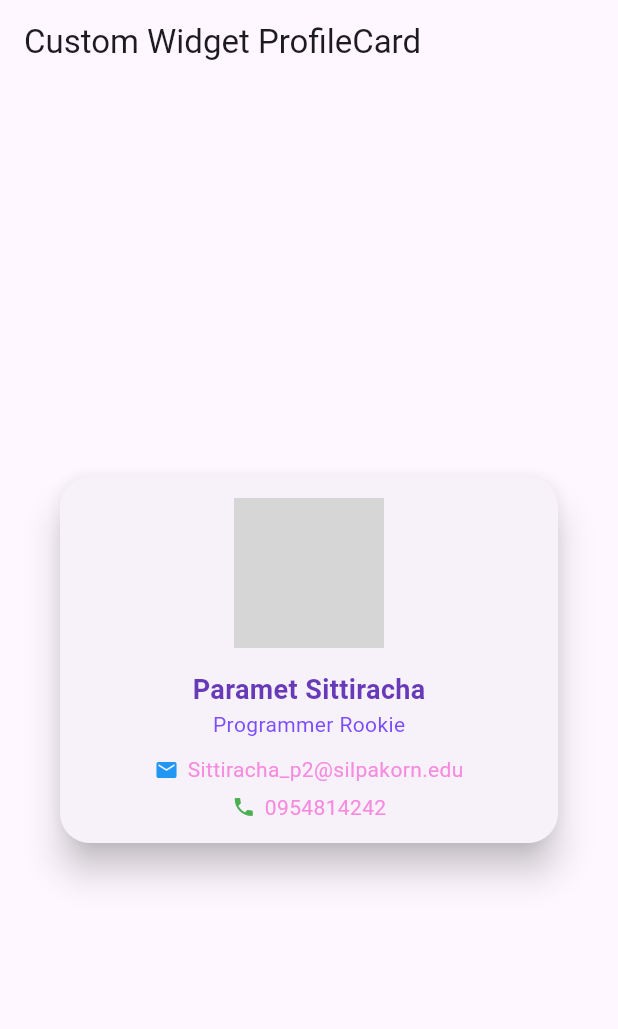
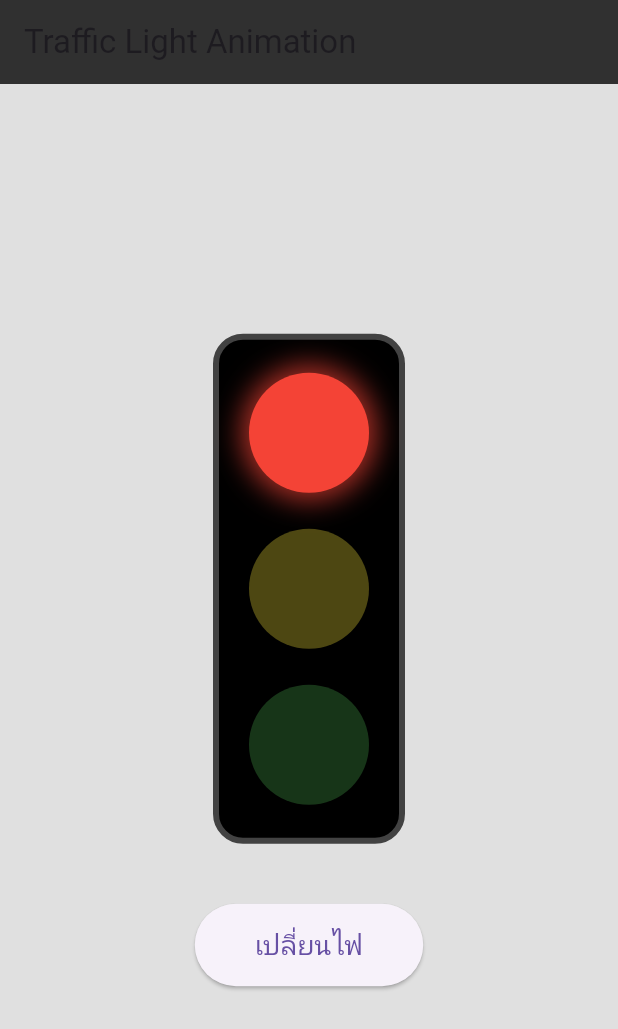
Before and after one commit to SittirachaP7/FLUTER-MOBLILE2568, a Flutter app: the screen it shows after launch, on a phone screen of 412 x 824 dp. Shown: the top 1029 px of the screen. Run offline on Flutter 3.47's test engine with Material 3 defaults, Android fonts, the phone set to English and light mode, and no system bars; our stand-ins replace shared_preferences; grey boxes are pictures that could not be loaded.

Commit message:
first commit app version 1

```diff
--- a/first_app/lib/main.dart
+++ b/first_app/lib/main.dart
@@ -1,44 +1,23 @@
 import 'package:flutter/material.dart';
-import 'AssignmentWeek6.dart'; // เรียกใช้ไฟล์ AssignmentWeek6.dart
+import 'traffic_light.dart';
 
 void main() {
-  runApp(MyApp());
+  runApp(const MyApp());
 }
 
 class MyApp extends StatelessWidget {
+  const MyApp({super.key});
+
   @override
   Widget build(BuildContext context) {
     return MaterialApp(
-      title: 'Custom Widget ProfileCard',
-      theme: ThemeData(primarySwatch: Colors.blue),
-      home: Scaffold(
-        appBar: AppBar(title: Text('Custom Widget ProfileCard')),
-        body: Center(
-          child: FadeIn(
-            duration: Duration(seconds: 2), // เพิ่มแอนิเมชั่นให้ค่อย ๆ ปรากฏ
-            child: ProfileCard(
-              name: 'Paramet Sittiracha',
-              position: 'Programmer Rookie',
-              email: 'Sittiracha_p2@silpakorn.edu',
-              phoneNumber: '0954814242',
-              imageUrl:
-                  'https://scontent.fbkk29-7.fna.fbcdn.net/v/t39.30808-6/471721881_3476098476018282_6687528858918824299_n.jpg?_nc_cat=106&ccb=1-7&_nc_sid=6ee11a&_nc_eui2=AeEMEfSF7xHk71-H1ZEAhbr-XgAXTI4BRFZeABdMjgFEVjinE-dH_aGxhGg93SZYXRs_dfv6qUvqRoFPOeM6XOMq&_nc_ohc=kcQRHwnOpVoQ7kNvwG08tAd&_nc_oc=Adn3GGwucDrhOTdyrDYEnW-DeJgteNU-3i1Bgh9r7PF5h_PqUZIxcSvkq1-GBa4zjGI&_nc_zt=23&_nc_ht=scontent.fbkk29-7.fna&_nc_gid=q_lOcwZkaQwQGBN7gwUHzg&oh=00_Afe4zqlRa7ngwvjGOHeNUR-Opuo1D-TBcIbX37ZgTczSSA&oe=68F9057C',
-            ),
-          ),
-        ),
+      title: 'Traffic Light Animation',
+      theme: ThemeData(
+        primarySwatch: Colors.blue,
+        visualDensity: VisualDensity.adaptivePlatformDensity,
       ),
+      debugShowCheckedModeBanner: false,
+      home: const TrafficLightScreen(),
     );
   }
 }
-
-class FadeIn extends StatelessWidget {
-  final Widget child;
-  final Duration duration;
-
-  FadeIn({required this.child, required this.duration});
-
-  @override
-  Widget build(BuildContext context) {
-    return AnimatedOpacity(opacity: 1.0, duration: duration, child: child);
-  }
-}
--- /dev/null
+++ b/first_app/lib/traffic_light.dart
@@ -0,0 +1,112 @@
+import 'package:flutter/material.dart';
+
+// Enum และ Widget ทั้งหมดย้ายมาอยู่ที่นี่
+enum TrafficLightState { red, yellow, green }
+
+class TrafficLightScreen extends StatefulWidget {
+  const TrafficLightScreen({super.key});
+
+  @override
+  State<TrafficLightScreen> createState() => _TrafficLightScreenState();
+}
+
+class _TrafficLightScreenState extends State<TrafficLightScreen> {
+  TrafficLightState _currentState = TrafficLightState.red;
+
+  void _changeLight() {
+    setState(() {
+      switch (_currentState) {
+        case TrafficLightState.red:
+          _currentState = TrafficLightState.yellow;
+          break;
+        case TrafficLightState.yellow:
+          _currentState = TrafficLightState.green;
+          break;
+        case TrafficLightState.green:
+          _currentState = TrafficLightState.red;
+          break;
+      }
+    });
+  }
+
+  Widget _buildLightWidget(Color color, bool isActive) {
+    return Padding(
+      padding: const EdgeInsets.symmetric(vertical: 12.0),
+      child: AnimatedOpacity(
+        duration: const Duration(milliseconds: 500),
+        opacity: isActive ? 1.0 : 0.3,
+        child: Container(
+          width: 80,
+          height: 80,
+          decoration: BoxDecoration(
+            color: color,
+            shape: BoxShape.circle,
+            boxShadow: [
+              if (isActive)
+                BoxShadow(
+                  color: color.withOpacity(0.7),
+                  blurRadius: 15,
+                  spreadRadius: 5,
+                ),
+            ],
+          ),
+        ),
+      ),
+    );
+  }
+
+  @override
+  Widget build(BuildContext context) {
+    return Scaffold(
+      appBar: AppBar(
+        title: const Text('Traffic Light Animation'),
+        backgroundColor: Colors.grey[850],
+      ),
+      backgroundColor: Colors.grey[300],
+      body: Center(
+        child: Column(
+          mainAxisAlignment: MainAxisAlignment.center,
+          children: [
+            Container(
+              padding: const EdgeInsets.symmetric(horizontal: 20, vertical: 10),
+              decoration: BoxDecoration(
+                color: Colors.black,
+                borderRadius: BorderRadius.circular(20),
+                border: Border.all(color: Colors.grey[800]!, width: 4),
+              ),
+              child: Column(
+                mainAxisSize: MainAxisSize.min,
+                children: [
+                  _buildLightWidget(
+                    Colors.red,
+                    _currentState == TrafficLightState.red,
+                  ),
+                  _buildLightWidget(
+                    Colors.yellow,
+                    _currentState == TrafficLightState.yellow,
+                  ),
+                  _buildLightWidget(
+                    Colors.green,
+                    _currentState == TrafficLightState.green,
+                  ),
+                ],
+              ),
+            ),
+            const SizedBox(height: 40),
+            ElevatedButton(
+              onPressed: _changeLight,
+              style: ElevatedButton.styleFrom(
+                padding: const EdgeInsets.symmetric(
+                  horizontal: 40,
+                  vertical: 15,
+                ),
+                textStyle: const TextStyle(fontSize: 18),
+              ),
+              child: const Text('เปลี่ยนไฟ'),
+            ),
+          ],
+        ),
+      ),
+    );
+  }
+}
--- a/first_app/pubspec.yaml
+++ b/first_app/pubspec.yaml
@@ -21,7 +21,6 @@ version: 1.0.0+1
 environment:
   sdk: ^3.8.1
 
-
 # Dependencies specify other packages that your package needs in order to work.
 # To automatically upgrade your package dependencies to the latest versions
 # consider running `flutter pub upgrade --major-versions`. Alternatively,
@@ -35,6 +34,7 @@ dependencies:
   # The following adds the Cupertino Icons font to your application.
   # Use with the CupertinoIcons class for iOS style icons.
   cupertino_icons: ^1.0.8
+  shared_preferences: ^2.5.3
 
 dev_dependencies:
   flutter_test:
@@ -60,7 +60,8 @@ flutter:
   uses-material-design: true
 
   # To add assets to your application, add an assets section, like this:
-  # assets:
+  assets:
+  #- assets/yves.jpg
   #   - images/a_dot_burr.jpeg
   #   - images/a_dot_ham.jpeg
 
```
Also changed, not shown: first_app/lib/aminimated_simple.dart (added, +230 -0 lines), first_app/lib/demo_share_preferences.dart (added, +59 -0 lines), first_app/lib/setting_page.dart (added), first_app/pubspec.lock, 1 other file.
